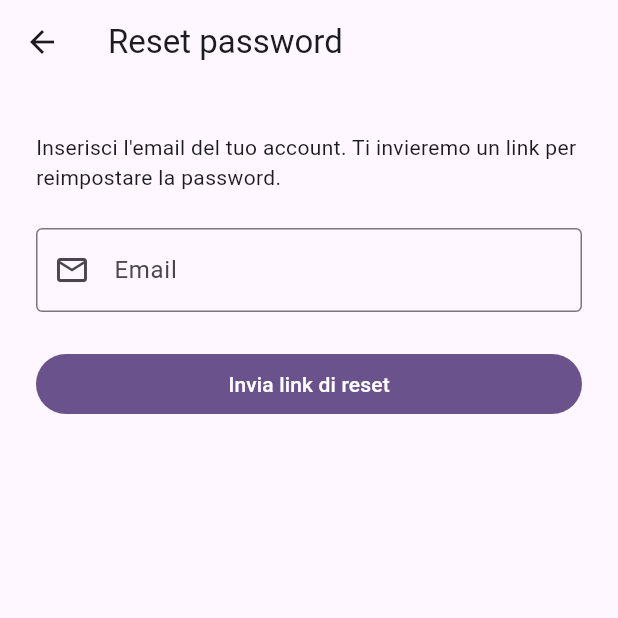
After one commit to maxbrignoli/mana-app, a Flutter app: the UpgradeAccountScreen screen opened by its route, tab 2 chosen, after a tap on "Password dimenticata?", on a phone screen of 412 x 824 dp, the top half of it. The commit adds this screen. Run offline on Flutter 3.47's test engine with Material 3 defaults, Android fonts, the phone set to English and light mode, and no system bars; our stand-ins replace dio, flutter_dotenv, go_router, supabase_flutter; accounts and stored records are empty; network calls fail.

Commit message:
feat: conversione ospite -> account email/password + reset password (#26)
PR #4 della Fase 6. Aggiunge il flusso di upgrade da utente anonimo a
utente registrato con email/password. Anche login con account esistente
e reset password.

Schermate (lib/features/account/):
- upgrade_screen.dart: due tab.
  - 'Crea account': form email + password + conferma. Chiama
    auth.updateUser(): lo user_id resta invariato, gemme/profilo/partite
    mantenute. Supabase manda automaticamente la mail di conferma.
    Dialog 'Controlla la tua email' dopo successo.
  - 'Accedi': form email + password. Se l'utente attuale e' anonimo,
    dialog di warning 'i progressi ospite andranno persi' prima del
    signIn. Link 'Password dimenticata?' alla schermata di reset.
- password_reset_screen.dart: form email + chiamata
  auth.resetPasswordForEmail. Dialog di conferma generico (non rivela
  se l'email esiste).

Routing (core/router/app_router.dart):
- /account/upgrade e /account/password-reset come sub-routes di
  /account. Tutte protette da auth.
- Logica isProtected estesa a startsWith('/account') invece di una
  Set hardcoded.

AccountScreen: bottone 'Crea un account / Accedi' collegato a
/account/upgrade (prima era un coming-soon snackbar). Rimossa
funzione _showComingSoon ora inutilizzata.

Pre-launch checklist (docs/pre-launch-checklist.md):
- Nuovo file che tiene traccia di tutti i lavori da completare prima
  del lancio pubblico: SMTP custom + dominio, rotazione token,
  legale (privacy + ToS), compliance store, sicurezza, cleanup
  utenti anonimi inattivi, deep link iOS/Android per il callback
  email Supabase.

Per ora il flusso di conferma email usa il template di default di
Supabase con mittente noreply@mail.app.supabase.io. La personalizzazione
con dominio proprio + SMTP custom e' in pre-launch-checklist.

Verifica:
- flutter analyze --fatal-infos: No issues found
- dart format: clean
- flutter test: passed

```diff
--- /dev/null
+++ b/lib/features/account/password_reset_screen.dart
@@ -0,0 +1,169 @@
+import 'package:flutter/material.dart';
+import 'package:go_router/go_router.dart';
+import 'package:supabase_flutter/supabase_flutter.dart';
+
+/// Schermata di richiesta reset password.
+///
+/// L'utente inserisce la sua email; chiamiamo
+/// auth.resetPasswordForEmail() e mostriamo conferma.
+/// Volutamente NON diciamo se l'email esiste o meno nel sistema (best
+/// practice di sicurezza: non vogliamo che un attaccante usi questo
+/// form come "user enumeration").
+class PasswordResetScreen extends StatefulWidget {
+  const PasswordResetScreen({super.key});
+
+  @override
+  State<PasswordResetScreen> createState() => _PasswordResetScreenState();
+}
+
+class _PasswordResetScreenState extends State<PasswordResetScreen> {
+  final _formKey = GlobalKey<FormState>();
+  final _emailController = TextEditingController();
+  bool _submitting = false;
+  String? _errorMessage;
+
+  @override
+  void dispose() {
+    _emailController.dispose();
+    super.dispose();
+  }
+
+  Future<void> _submit() async {
+    if (!_formKey.currentState!.validate()) return;
+    setState(() {
+      _submitting = true;
+      _errorMessage = null;
+    });
+    try {
+      final supabase = Supabase.instance.client;
+      await supabase.auth.resetPasswordForEmail(_emailController.text.trim());
+      if (!mounted) return;
+      _showSentDialog(context);
+    } on AuthException catch (e) {
+      if (!mounted) return;
+      setState(() => _errorMessage = e.message);
+    } catch (e) {
+      if (!mounted) return;
+      setState(() => _errorMessage = 'Errore inatteso: $e');
+    } finally {
+      if (mounted) setState(() => _submitting = false);
+    }
+  }
+
+  @override
+  Widget build(BuildContext context) {
+    return Scaffold(
+      appBar: AppBar(
+        title: const Text('Reset password'),
+        leading: IconButton(
+          icon: const Icon(Icons.arrow_back),
+          onPressed: () => context.pop(),
+        ),
+      ),
+      body: SingleChildScrollView(
+        padding: const EdgeInsets.all(24),
+        child: Form(
+          key: _formKey,
+          child: Column(
+            crossAxisAlignment: CrossAxisAlignment.stretch,
+            children: [
+              const SizedBox(height: 8),
+              Text(
+                'Inserisci l\'email del tuo account. Ti invieremo un link per reimpostare la password.',
+                style: Theme.of(context).textTheme.bodyMedium,
+              ),
+              const SizedBox(height: 24),
+              TextFormField(
+                controller: _emailController,
+                decoration: const InputDecoration(
+                  labelText: 'Email',
+                  border: OutlineInputBorder(),
+                  prefixIcon: Icon(Icons.email_outlined),
+                ),
+                keyboardType: TextInputType.emailAddress,
+                autocorrect: false,
+                enableSuggestions: false,
+                autofillHints: const [AutofillHints.email],
+                validator: (v) {
+                  if (v == null || v.trim().isEmpty) {
+                    return 'Inserisci la tua email';
+                  }
+                  final value = v.trim();
+                  if (!value.contains('@') || !value.contains('.')) {
+                    return 'Email non valida';
+                  }
+                  return null;
+                },
+              ),
+              const SizedBox(height: 24),
+              if (_errorMessage != null) ...[
+                Container(
+                  padding: const EdgeInsets.all(12),
+                  decoration: BoxDecoration(
+                    color: Theme.of(context).colorScheme.errorContainer,
+                    borderRadius: BorderRadius.circular(8),
+                  ),
+                  child: Row(
+                    children: [
+                      Icon(
+                        Icons.error_outline,
+                        color: Theme.of(context).colorScheme.onErrorContainer,
+                      ),
+                      const SizedBox(width: 8),
+                      Expanded(
+                        child: Text(
+                          _errorMessage!,
+                          style: TextStyle(
+                            color: Theme.of(
+                              context,
+                            ).colorScheme.onErrorContainer,
+                          ),
+                        ),
+                      ),
+                    ],
+                  ),
+                ),
+                const SizedBox(height: 16),
+              ],
+              FilledButton(
+                onPressed: _submitting ? null : _submit,
+                child: _submitting
+                    ? const SizedBox(
+                        height: 20,
+                        width: 20,
+                        child: CircularProgressIndicator(strokeWidth: 2),
+                      )
+                    : const Text('Invia link di reset'),
+              ),
+            ],
+          ),
+        ),
+      ),
+    );
+  }
+}
+
+void _showSentDialog(BuildContext context) {
+  showDialog<void>(
+    context: context,
+    barrierDismissible: false,
+    builder: (dialogContext) {
+      return AlertDialog(
+        icon: const Icon(Icons.mark_email_read_outlined, size: 48),
+        title: const Text('Email inviata'),
+        content: const Text(
+          'Se l\'email esiste nei nostri archivi, riceverai un link per reimpostare la password.\n\nControlla anche la cartella spam.',
+        ),
+        actions: [
+          FilledButton(
+            onPressed: () {
+              Navigator.of(dialogContext).pop();
+              context.pop(); // torna a UpgradeAccountScreen
+            },
+            child: const Text('OK'),
+          ),
+        ],
+      );
+    },
+  );
+}
--- /dev/null
+++ b/lib/features/account/upgrade_screen.dart
@@ -0,0 +1,430 @@
+import 'package:flutter/material.dart';
+import 'package:go_router/go_router.dart';
+import 'package:supabase_flutter/supabase_flutter.dart';
+
+/// Schermata di upgrade dell'account.
+///
+/// Due tab:
+/// - 'Crea account': l'utente anonimo attuale aggancia email+password tramite
+///   auth.updateUser(). Lo user_id resta invariato, quindi gemme, partite e
+///   profilo vengono mantenuti. Supabase invia automaticamente la mail di
+///   conferma. Mentre l'utente non conferma, la sessione anonima resta
+///   attiva e si puo' continuare a giocare; la conferma serve per poter
+///   fare login da altri device e per il reset password.
+/// - 'Accedi': sign-in classico con email+password. Se l'utente attuale
+///   ha gia' progressi (display_name diverso da quello generato, gemme
+///   spese, partite giocate), un dialog avvisa che cambiando account si
+///   perderanno. Confermando, signOut() della sessione anonima +
+///   signInWithPassword() del nuovo account.
+///
+/// Niente conferma email obbligatoria all'accesso: il dashboard Supabase
+/// e' configurato senza Confirm email. La conferma resta utile per il
+/// reset password (vedi PasswordResetScreen).
+class UpgradeAccountScreen extends StatelessWidget {
+  const UpgradeAccountScreen({super.key});
+
+  @override
+  Widget build(BuildContext context) {
+    return DefaultTabController(
+      length: 2,
+      child: Scaffold(
+        appBar: AppBar(
+          title: const Text('Account'),
+          leading: IconButton(
+            icon: const Icon(Icons.arrow_back),
+            onPressed: () => context.go('/account'),
+          ),
+          bottom: const TabBar(
+            tabs: [
+              Tab(text: 'Crea account'),
+              Tab(text: 'Accedi'),
+            ],
+          ),
+        ),
+        body: const TabBarView(children: [_SignUpForm(), _SignInForm()]),
+      ),
+    );
+  }
+}
+
+/// Form di creazione account: collega email+password all'utente anonimo
+/// attuale tramite auth.updateUser. NON cambia lo user_id.
+class _SignUpForm extends StatefulWidget {
+  const _SignUpForm();
+
+  @override
+  State<_SignUpForm> createState() => _SignUpFormState();
+}
+
+class _SignUpFormState extends State<_SignUpForm> {
+  final _formKey = GlobalKey<FormState>();
+  final _emailController = TextEditingController();
+  final _passwordController = TextEditingController();
+  final _confirmPasswordController = TextEditingController();
+  bool _submitting = false;
+  String? _errorMessage;
+
+  @override
+  void dispose() {
+    _emailController.dispose();
+    _passwordController.dispose();
+    _confirmPasswordController.dispose();
+    super.dispose();
+  }
+
+  Future<void> _submit() async {
+    if (!_formKey.currentState!.validate()) return;
+    setState(() {
+      _submitting = true;
+      _errorMessage = null;
+    });
+    try {
+      final supabase = Supabase.instance.client;
+      await supabase.auth.updateUser(
+        UserAttributes(
+          email: _emailController.text.trim(),
+          password: _passwordController.text,
+        ),
+      );
+      if (!mounted) return;
+      _showCheckEmailDialog(context, _emailController.text.trim());
+    } on AuthException catch (e) {
+      if (!mounted) return;
+      setState(() => _errorMessage = e.message);
+    } catch (e) {
+      if (!mounted) return;
+      setState(() => _errorMessage = 'Errore inatteso: $e');
+    } finally {
+      if (mounted) setState(() => _submitting = false);
+    }
+  }
+
+  @override
+  Widget build(BuildContext context) {
+    return SingleChildScrollView(
+      padding: const EdgeInsets.all(24),
+      child: Form(
+        key: _formKey,
+        child: Column(
+          crossAxisAlignment: CrossAxisAlignment.stretch,
+          children: [
+            const SizedBox(height: 8),
+            Text(
+              'Crea un account per salvare i tuoi progressi e ritrovarli su altri dispositivi.',
+              style: Theme.of(context).textTheme.bodyMedium,
+            ),
+            const SizedBox(height: 24),
+            TextFormField(
+              controller: _emailController,
+              decoration: const InputDecoration(
+                labelText: 'Email',
+                border: OutlineInputBorder(),
+                prefixIcon: Icon(Icons.email_outlined),
+              ),
+              keyboardType: TextInputType.emailAddress,
+              autocorrect: false,
+              enableSuggestions: false,
+              validator: _validateEmail,
+              autofillHints: const [AutofillHints.email],
+            ),
+            const SizedBox(height: 16),
+            TextFormField(
+              controller: _passwordController,
+              decoration: const InputDecoration(
+                labelText: 'Password',
+                border: OutlineInputBorder(),
+                prefixIcon: Icon(Icons.lock_outline),
+                helperText: 'Almeno 8 caratteri',
+              ),
+              obscureText: true,
+              validator: _validatePassword,
+              autofillHints: const [AutofillHints.newPassword],
+            ),
+            const SizedBox(height: 16),
+            TextFormField(
+              controller: _confirmPasswordController,
+              decoration: const InputDecoration(
+                labelText: 'Conferma password',
+                border: OutlineInputBorder(),
+                prefixIcon: Icon(Icons.lock_outline),
+              ),
+              obscureText: true,
+              validator: (v) {
+                if (v == null || v.isEmpty) return 'Conferma la password';
+                if (v != _passwordController.text) {
+                  return 'Le password non coincidono';
+                }
+                return null;
+              },
+            ),
+            const SizedBox(height: 24),
+            if (_errorMessage != null) ...[
+              Container(
+                padding: const EdgeInsets.all(12),
+                decoration: BoxDecoration(
+                  color: Theme.of(context).colorScheme.errorContainer,
+                  borderRadius: BorderRadius.circular(8),
+                ),
+                child: Row(
+                  children: [
+                    Icon(
+                      Icons.error_outline,
+                      color: Theme.of(context).colorScheme.onErrorContainer,
+                    ),
+                    const SizedBox(width: 8),
+                    Expanded(
+                      child: Text(
+                        _errorMessage!,
+                        style: TextStyle(
+                          color: Theme.of(context).colorScheme.onErrorContainer,
+                        ),
+                      ),
+                    ),
+                  ],
+                ),
+              ),
+              const SizedBox(height: 16),
+            ],
+            FilledButton(
+              onPressed: _submitting ? null : _submit,
+              child: _submitting
+                  ? const SizedBox(
+                      height: 20,
+                      width: 20,
+                      child: CircularProgressIndicator(strokeWidth: 2),
+                    )
+                  : const Text('Crea account'),
+            ),
+          ],
+        ),
+      ),
+    );
+  }
+}
+
+/// Form di login con email+password. Se l'utente attuale e' anonimo,
+/// avverte che i progressi ospite andranno persi.
+class _SignInForm extends StatefulWidget {
+  const _SignInForm();
+
+  @override
+  State<_SignInForm> createState() => _SignInFormState();
+}
+
+class _SignInFormState extends State<_SignInForm> {
+  final _formKey = GlobalKey<FormState>();
+  final _emailController = TextEditingController();
+  final _passwordController = TextEditingController();
+  bool _submitting = false;
+  String? _errorMessage;
+
+  @override
+  void dispose() {
+    _emailController.dispose();
+    _passwordController.dispose();
+    super.dispose();
+  }
+
+  Future<void> _submit() async {
+    if (!_formKey.currentState!.validate()) return;
+
+    // Se l'utente corrente e' anonimo, chiediamo conferma esplicita perche'
+    // signIn distrugge la sessione anonima e i progressi.
+    final session = Supabase.instance.client.auth.currentSession;
+    final isAnonymous = session?.user.isAnonymous ?? false;
+    if (isAnonymous) {
+      final confirmed = await _confirmReplaceAnonymous(context);
+      if (confirmed != true) return;
+    }
+
+    setState(() {
+      _submitting = true;
+      _errorMessage = null;
+    });
+    try {
+      final supabase = Supabase.instance.client;
+      await supabase.auth.signInWithPassword(
+        email: _emailController.text.trim(),
+        password: _passwordController.text,
+      );
+      if (!mounted) return;
+      // Il router fara' redirect a /home automaticamente al cambio sessione.
+      context.go('/home');
+    } on AuthException catch (e) {
+      if (!mounted) return;
+      setState(() => _errorMessage = e.message);
+    } catch (e) {
+      if (!mounted) return;
+      setState(() => _errorMessage = 'Errore inatteso: $e');
+    } finally {
+      if (mounted) setState(() => _submitting = false);
+    }
+  }
+
+  @override
+  Widget build(BuildContext context) {
+    return SingleChildScrollView(
+      padding: const EdgeInsets.all(24),
+      child: Form(
+        key: _formKey,
+        child: Column(
+          crossAxisAlignment: CrossAxisAlignment.stretch,
+          children: [
+            const SizedBox(height: 8),
+            Text(
+              'Accedi con un account gia esistente.',
+              style: Theme.of(context).textTheme.bodyMedium,
+            ),
+            const SizedBox(height: 24),
+            TextFormField(
+              controller: _emailController,
+              decoration: const InputDecoration(
+                labelText: 'Email',
+                border: OutlineInputBorder(),
+                prefixIcon: Icon(Icons.email_outlined),
+              ),
+              keyboardType: TextInputType.emailAddress,
+              autocorrect: false,
+              enableSuggestions: false,
+              validator: _validateEmail,
+              autofillHints: const [
+                AutofillHints.username,
+                AutofillHints.email,
+              ],
+            ),
+            const SizedBox(height: 16),
+            TextFormField(
+              controller: _passwordController,
+              decoration: const InputDecoration(
+                labelText: 'Password',
+                border: OutlineInputBorder(),
+                prefixIcon: Icon(Icons.lock_outline),
+              ),
+              obscureText: true,
+              validator: (v) =>
+                  (v == null || v.isEmpty) ? 'Inserisci la password' : null,
+              autofillHints: const [AutofillHints.password],
+            ),
+            const SizedBox(height: 8),
+            Align(
+              alignment: Alignment.centerRight,
+              child: TextButton(
+                onPressed: () => context.push('/account/password-reset'),
+                child: const Text('Password dimenticata?'),
+              ),
+            ),
+            const SizedBox(height: 16),
+            if (_errorMessage != null) ...[
+              Container(
+                padding: const EdgeInsets.all(12),
+                decoration: BoxDecoration(
+                  color: Theme.of(context).colorScheme.errorContainer,
+                  borderRadius: BorderRadius.circular(8),
+                ),
+                child: Row(
+                  children: [
+                    Icon(
+                      Icons.error_outline,
+                      color: Theme.of(context).colorScheme.onErrorContainer,
+                    ),
+                    const SizedBox(width: 8),
+                    Expanded(
+                      child: Text(
+                        _errorMessage!,
+                        style: TextStyle(
+                          color: Theme.of(context).colorScheme.onErrorContainer,
+                        ),
+                      ),
+                    ),
+                  ],
+                ),
+              ),
+              const SizedBox(height: 16),
+            ],
+            FilledButton(
+              onPressed: _submitting ? null : _submit,
+              child: _submitting
+                  ? const SizedBox(
+                      height: 20,
+                      width: 20,
+                      child: CircularProgressIndicator(strokeWidth: 2),
+                    )
+                  : const Text('Accedi'),
+            ),
+          ],
+        ),
+      ),
+    );
+  }
+}
+
+// -----------------------------------------------------------------------------
+// Validators & dialog helpers
+// -----------------------------------------------------------------------------
+
+String? _validateEmail(String? v) {
+  if (v == null || v.trim().isEmpty) return 'Inserisci la tua email';
+  final value = v.trim();
+  // Validazione email molto base: presenza di @ e un dominio con almeno
+  // un punto. Non vogliamo essere restrittivi (regex troppo stretti
+  // rifiutano email valide); la validazione vera la fa Supabase.
+  if (!value.contains('@') || !value.contains('.')) {
+    return 'Email non valida';
+  }
+  return null;
+}
+
+String? _validatePassword(String? v) {
+  if (v == null || v.isEmpty) return 'Inserisci una password';
+  if (v.length < 8) return 'Almeno 8 caratteri';
+  return null;
+}
+
+Future<bool?> _confirmReplaceAnonymous(BuildContext context) {
+  return showDialog<bool>(
+    context: context,
+    builder: (context) {
+      return AlertDialog(
+        title: const Text('Attenzione'),
+        content: const Text(
+          'Stai per accedere a un altro account. Le gemme, le partite e tutti i progressi del tuo account ospite andranno persi.\n\nVuoi continuare?',
+        ),
+        actions: [
+          TextButton(
+            onPressed: () => Navigator.of(context).pop(false),
+            child: const Text('Annulla'),
+          ),
+          FilledButton(
+            onPressed: () => Navigator.of(context).pop(true),
+            child: const Text('Continua'),
+          ),
+        ],
+      );
+    },
+  );
+}
+
+void _showCheckEmailDialog(BuildContext context, String email) {
+  showDialog<void>(
+    context: context,
+    barrierDismissible: false,
+    builder: (dialogContext) {
+      return AlertDialog(
+        icon: const Icon(Icons.mark_email_read_outlined, size: 48),
+        title: const Text('Controlla la tua email'),
+        content: Text(
+          'Abbiamo inviato un link di conferma a $email.\n\nApri la mail e clicca il link per attivare il tuo account.\n\nNel frattempo puoi continuare a giocare.',
+        ),
+        actions: [
+          FilledButton(
+            onPressed: () {
+              Navigator.of(dialogContext).pop();
+              context.go('/home');
+            },
+            child: const Text('Torna a giocare'),
+          ),
+        ],
+      );
+    },
+  );
+}
```
Also changed, not shown: lib/core/router/app_router.dart (+16 -2 lines), lib/features/account/account_screen.dart (+1 -10 lines), 1 other file.
